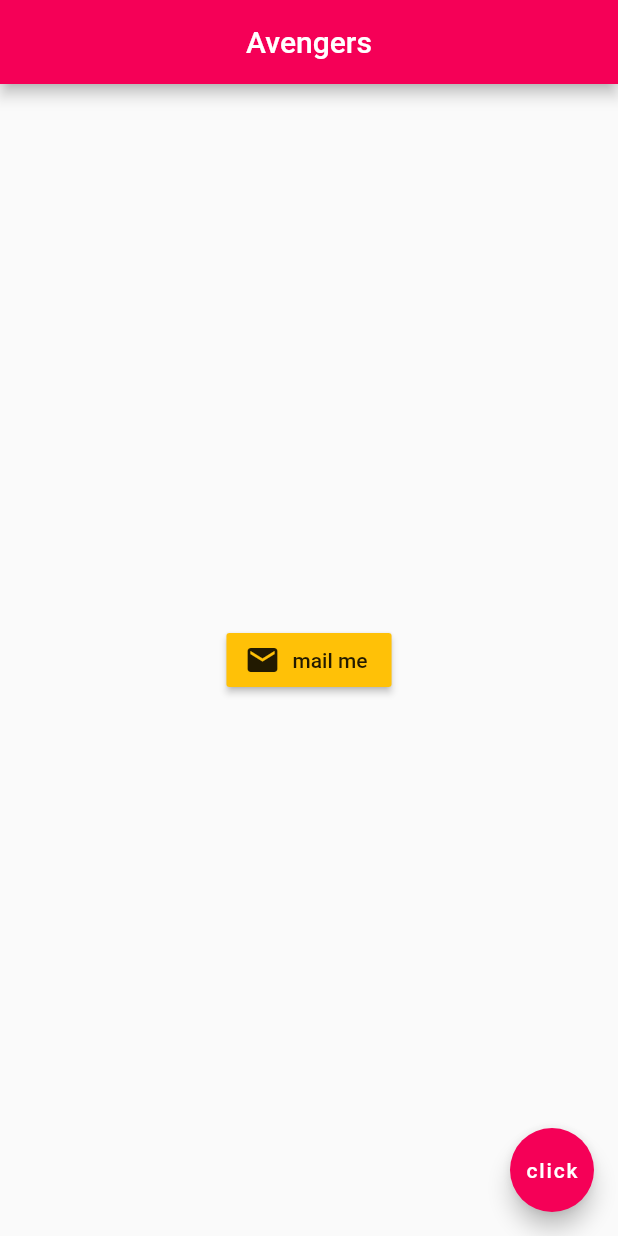
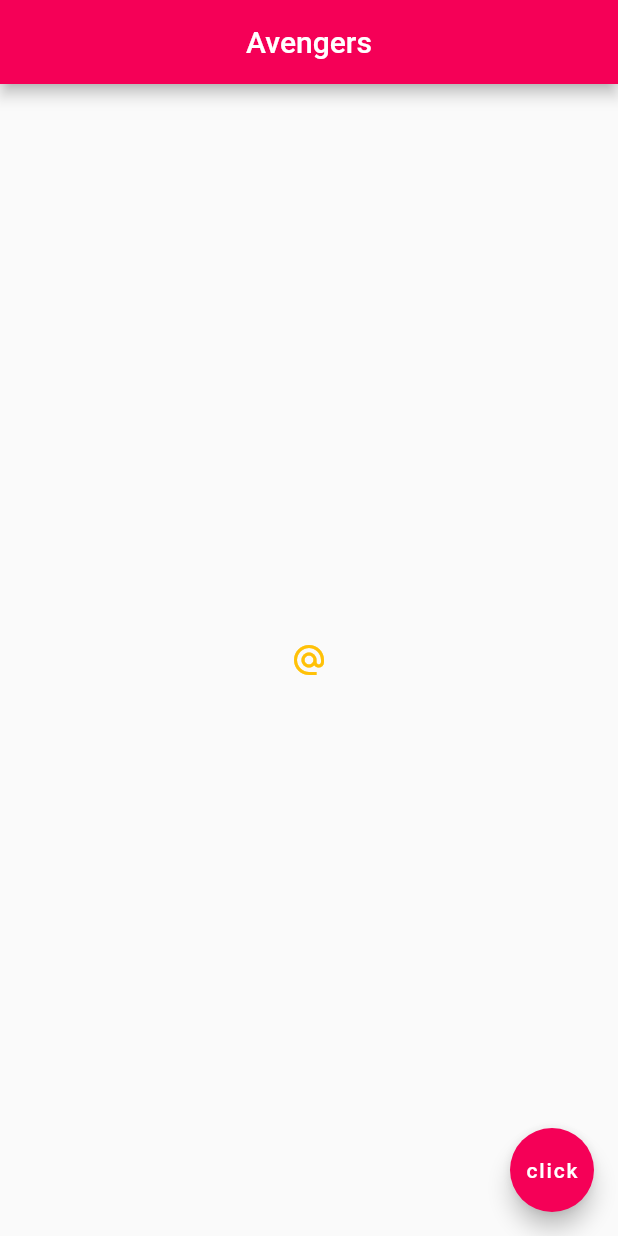
Before and after one commit to kharioki/Intro_to_flutter, a Flutter app: the screen it shows after launch, on a phone screen of 412 x 824 dp. Run offline on Flutter 3.47's test engine with Material 2 defaults, Android fonts, the phone set to English and light mode, and no system bars.

Commit message:
iconButton implementation

```diff
--- a/lib/main.dart
+++ b/lib/main.dart
@@ -16,12 +16,9 @@ class Home extends StatelessWidget {
         backgroundColor: Colors.pinkAccent[400],
       ),
       body: Center(
-        child: RaisedButton.icon(
-          onPressed: () {
-            // function goes here
-          },
-          icon: Icon(Icons.mail),
-          label: Text('mail me'),
+        child: IconButton(
+          onPressed: () {},
+          icon: Icon(Icons.alternate_email),
           color: Colors.amber,
         ),
       ),
```
